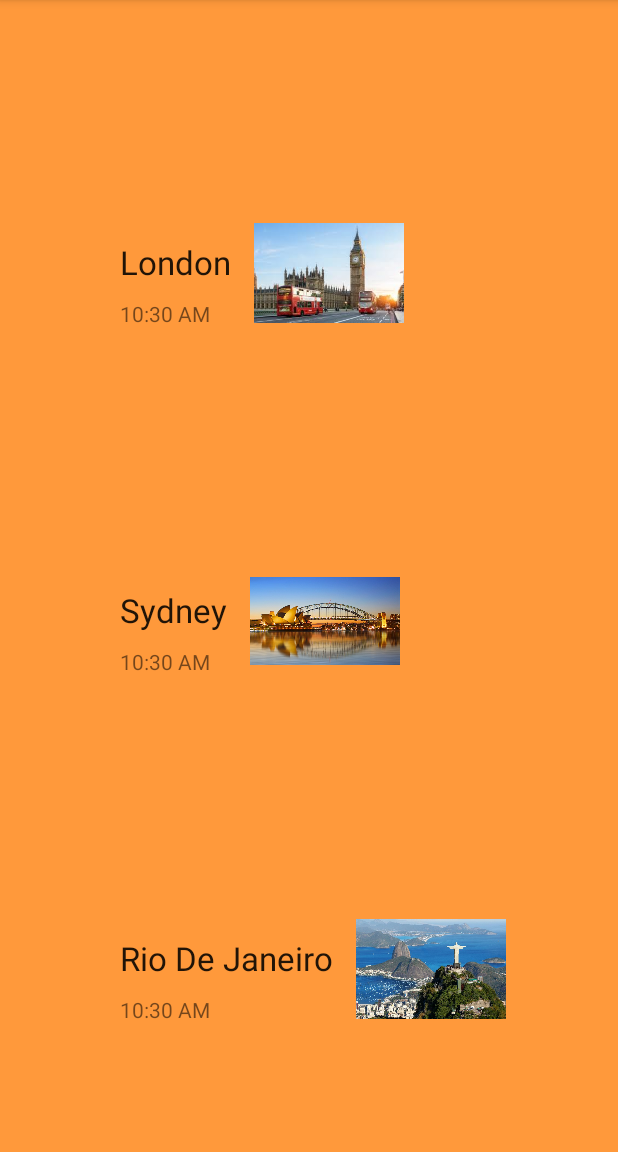
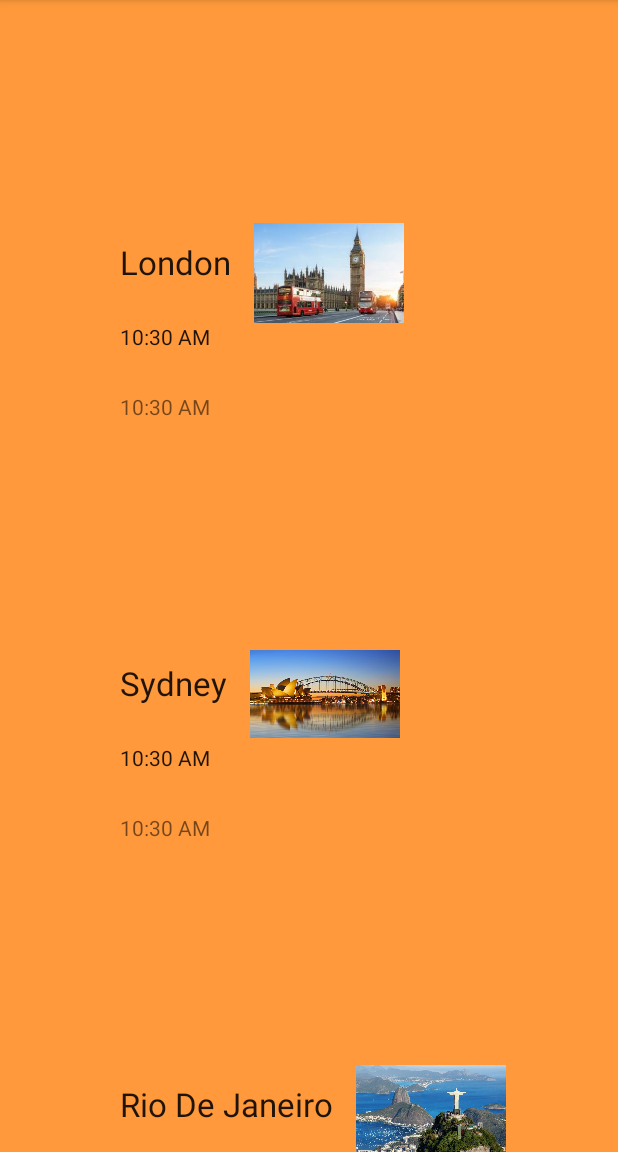
Before and after one commit to selinalekhac/INFS3634-Task-1, an Android app: the screen it shows after launch (MainActivity), on a phone screen of 412 x 824 dp, the part 84-1236 px from its top. Run offline under Robolectric (Android 15) with nearby library versions, the phone set to English and light mode, and no system bars.

Commit message:
added both a digital clock and a text clock

```diff
--- a/app/src/main/java/com/example/infs3634hwtask1/MainActivity.java
+++ b/app/src/main/java/com/example/infs3634hwtask1/MainActivity.java
@@ -3,9 +3,11 @@ package com.example.infs3634hwtask1;
 import androidx.appcompat.app.AppCompatActivity;
 
 import android.os.Bundle;
+import android.widget.DigitalClock;
 import android.widget.ImageView;
 import android.widget.TextView;
 import androidx.constraintlayout.widget.ConstraintLayout;
+import java.util.Date;
 
 
 public class MainActivity extends AppCompatActivity {
@@ -26,6 +28,8 @@ public class MainActivity extends AppCompatActivity {
         layoutCityNameText.setText(R.string.sydney);
         layoutCityImage = layoutSydney.findViewById(R.id.city_imageview_id);
         layoutCityImage.setImageResource(R.drawable.sydneyharbourbridge);
+
+
 
         // London
         ConstraintLayout layoutLondon = findViewById(R.id.layout_london);
--- a/app/src/main/res/layout/chunk_time_city_layout.xml
+++ b/app/src/main/res/layout/chunk_time_city_layout.xml
@@ -42,8 +42,19 @@
         android:layout_height="wrap_content"
         android:layout_marginStart="80dp"
         android:layout_marginLeft="80dp"
-        android:layout_marginTop="10dp"
+        android:layout_marginTop="72dp"
         app:layout_constraintStart_toStartOf="parent"
         app:layout_constraintTop_toBottomOf="@+id/city_textview_id" />
 
+    <TextClock
+        android:id="@+id/text_clock_id"
+        android:layout_width="wrap_content"
+        android:layout_height="wrap_content"
+        android:layout_marginStart="80dp"
+        android:layout_marginLeft="80dp"
+        android:layout_marginTop="25dp"
+        app:layout_constraintStart_toStartOf="parent"
+        app:layout_constraintTop_toBottomOf="@+id/city_textview_id" />
+
+
 </androidx.constraintlayout.widget.ConstraintLayout>
```
